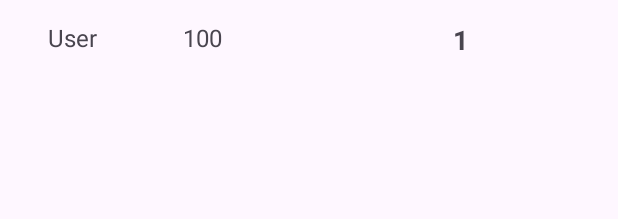
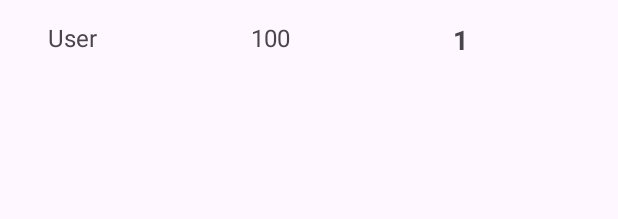
Before and after one commit to Zero020/HunminjeongeumApp, an Android app: the layout item_ranking_b.xml on its own in the app's theme, with its tools: preview values and no code run, on a phone screen of 412 x 824 dp. Shown: the top 219 px of the screen. Run offline under Robolectric (Android 15) with nearby library versions, the phone set to English and light mode, and no system bars; Roboto replaces fonts that are not available here.

Commit message:
랭킹 점수 살짝 오른쪽으로 수정하였습니다!

```diff
--- a/app/src/main/res/layout/item_ranking_b.xml
+++ b/app/src/main/res/layout/item_ranking_b.xml
@@ -41,7 +41,7 @@
         android:id="@+id/score"
         android:layout_width="wrap_content"
         android:layout_height="wrap_content"
-        android:layout_marginStart="120dp"
+        android:layout_marginStart="165dp"
         android:layout_marginTop="12dp"
         android:text="100"
         android:textSize="16sp"
```
